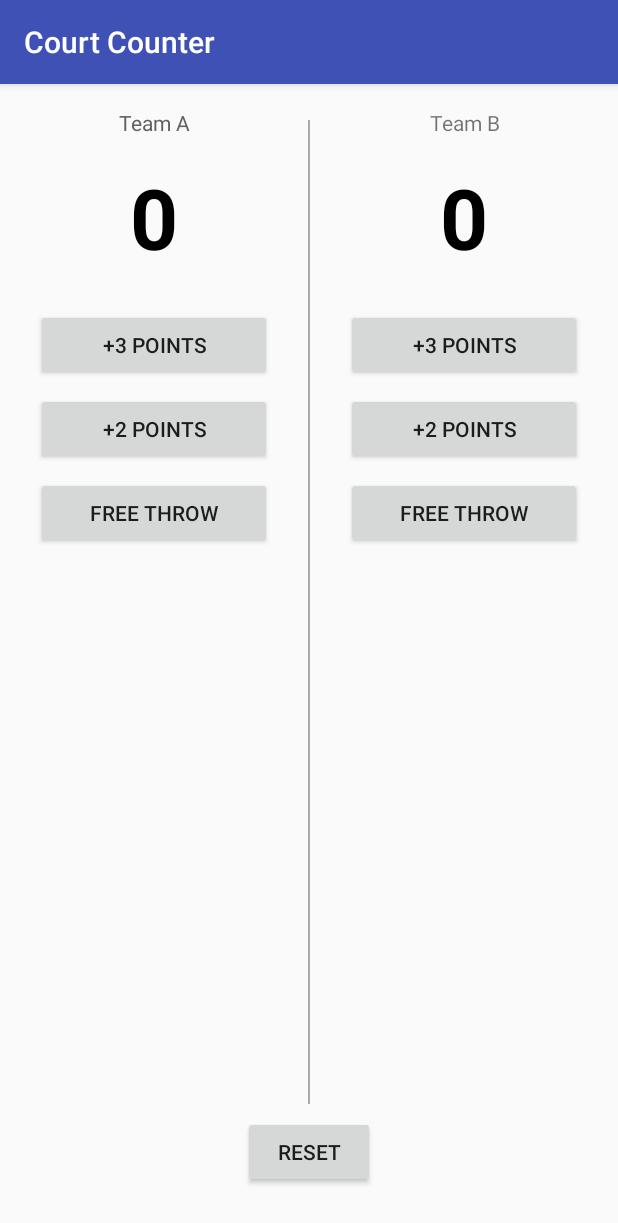
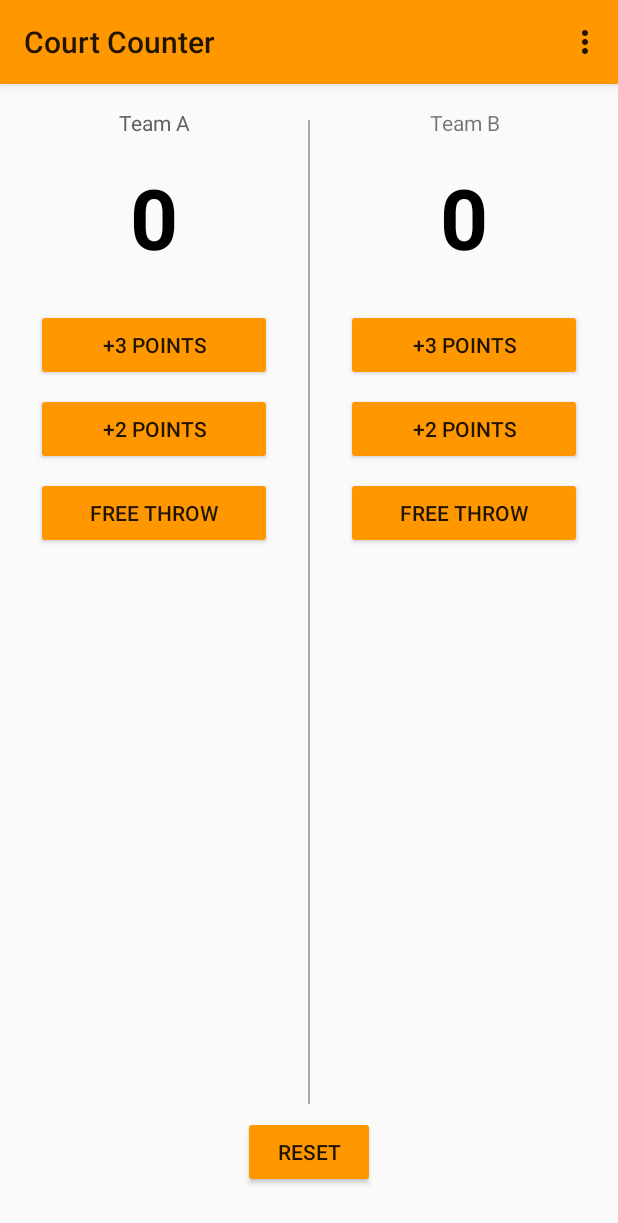
Before and after one commit to HDCS05/CourtCounter, an Android app: the screen it shows after launch (MainActivity), on a phone screen of 412 x 824 dp. Shown: the top 1223 px of the screen. Run offline under Robolectric (Android 15) with nearby library versions, the phone set to English and light mode, and no system bars.

Commit message:
updating files

```diff
--- a/app/src/main/java/com/example/android/courtcounter/MainActivity.java
+++ b/app/src/main/java/com/example/android/courtcounter/MainActivity.java
@@ -2,6 +2,8 @@ package com.example.android.courtcounter;
 
 import android.os.Bundle;
 import android.support.v7.app.AppCompatActivity;
+import android.view.Menu;
+import android.view.MenuItem;
 import android.view.View;
 import android.widget.TextView;
 
@@ -18,27 +20,27 @@ public class MainActivity extends AppCompatActivity {
         displayForTeamB(scoreTeamB);
     }
 
-//    @Override
-//    public boolean onCreateOptionsMenu(Menu menu) {
-//        // Inflate the menu; this adds items to the action bar if it is present.
-//        getMenuInflater().inflate(R.menu.menu_main, menu);
-//        return true;
-//    }
-//
-//    @Override
-//    public boolean onOptionsItemSelected(MenuItem item) {
-//        // Handle action bar item clicks here. The action bar will
-//        // automatically handle clicks on the Home/Up button, so long
-//        // as you specify a parent activity in AndroidManifest.xml.
-//        int id = item.getItemId();
-//
-//        //noinspection SimplifiableIfStatement
-//        if (id == R.id.action_settings) {
-//            return true;
-//        }
-//
-//        return super.onOptionsItemSelected(item);
-//    }
+    @Override
+    public boolean onCreateOptionsMenu(Menu menu) {
+        // Inflate the menu; this adds items to the action bar if it is present.
+        getMenuInflater().inflate(R.menu.menu_main, menu);
+        return true;
+    }
+
+    @Override
+    public boolean onOptionsItemSelected(MenuItem item) {
+        // Handle action bar item clicks here. The action bar will
+        // automatically handle clicks on the Home/Up button, so long
+        // as you specify a parent activity in AndroidManifest.xml.
+        int id = item.getItemId();
+
+        //noinspection SimplifiableIfStatement
+        if (id == R.id.action_settings) {
+            return true;
+        }
+
+        return super.onOptionsItemSelected(item);
+    }
 
     /**
      * Increase the score for Team A by 1 point.
--- /dev/null
+++ b/app/src/main/res/menu/menu_main.xml
@@ -0,0 +1,10 @@
+<menu xmlns:android="http://schemas.android.com/apk/res/android"
+    xmlns:app="http://schemas.android.com/apk/res-auto"
+    xmlns:tools="http://schemas.android.com/tools"
+    tools:context=".MainActivity">
+    <item
+        android:id="@+id/action_settings"
+        android:orderInCategory="100"
+        android:title="action settings"
+        app:showAsAction="never" />
+</menu>
--- a/app/src/main/res/values/styles.xml
+++ b/app/src/main/res/values/styles.xml
@@ -1,11 +1,9 @@
 <resources>
-
     <!-- Base application theme. -->
-    <style name="AppTheme" parent="Theme.AppCompat.Light.DarkActionBar">
-        <!-- Customize your theme here. -->
-        <item name="colorPrimary">@color/colorPrimary</item>
-        <item name="colorPrimaryDark">@color/colorPrimaryDark</item>
-        <item name="colorAccent">@color/colorAccent</item>
+    <style name="AppTheme" parent="Theme.AppCompat.Light">
+        <!-- Primary theme color of the app (sets background color of app bar) -->
+        <item name="colorPrimary">#FF9800</item>
+        <!-- Background color of buttons in the app -->
+        <item name="colorButtonNormal">#FF9800</item>
     </style>
-
 </resources>
--- a/build.gradle
+++ b/build.gradle
@@ -7,7 +7,7 @@ buildscript {
         jcenter()
     }
     dependencies {
-        classpath 'com.android.tools.build:gradle:3.0.1'
+        classpath 'com.android.tools.build:gradle:3.1.0'
 
 
         // NOTE: Do not place your application dependencies here; they belong
```
Also changed, not shown: gradle/wrapper/gradle-wrapper.properties.
